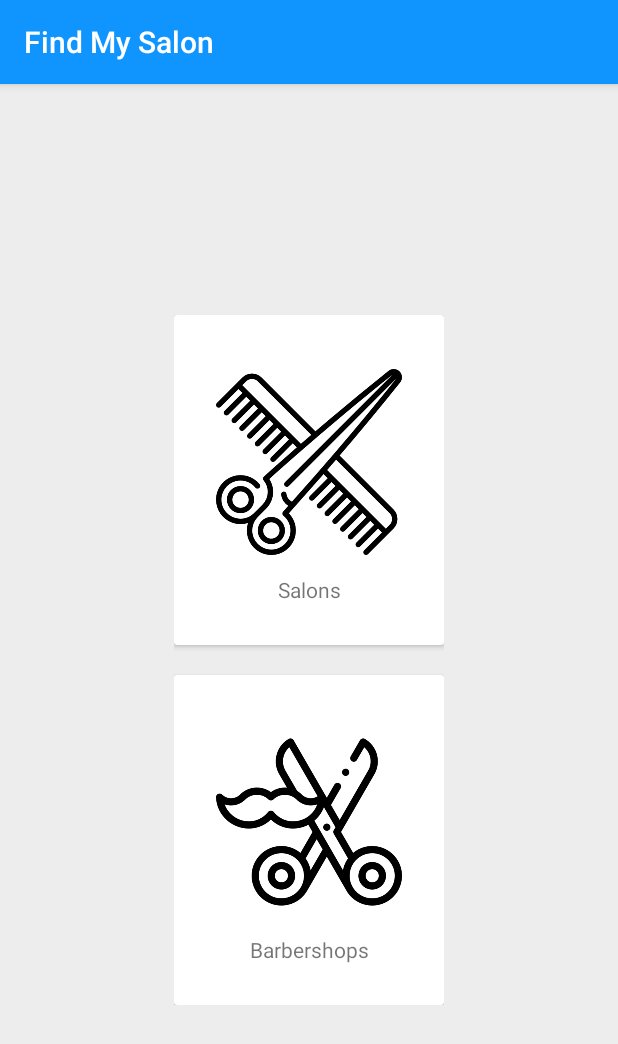
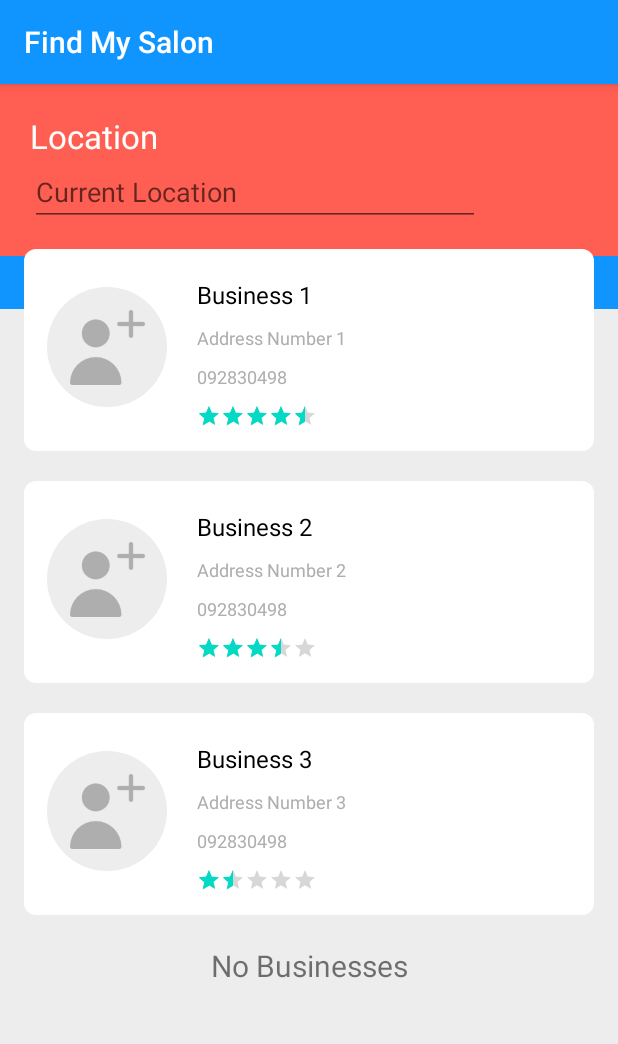
Before and after one commit to jcpriasc724/findmysalon, an Android app: the TypeBusinessFragment screen opened directly, with no data from a screen before it, after a tap on "Salons", on a phone screen of 412 x 824 dp. Shown: the top 1044 px of the screen. Run offline under Robolectric (Android 15) with nearby library versions, the phone set to English and light mode, and no system bars.

Commit message:
ListBusiness
ListBusiness

```diff
--- a/FindMySalon/app/src/main/java/com/findmysalon/model/Business.java
+++ b/FindMySalon/app/src/main/java/com/findmysalon/model/Business.java
@@ -12,11 +12,28 @@ public class Business {
     private String password;
     private String lat;
     private String lng;
+    private Float rating;
 
     private Date createdAt;
     private Date updatedAt;
 
     public Business() {
+    }
+
+
+    public Business(String businessName, String phoneNumber, String address, Float rating) {
+        this.businessName = businessName;
+        this.phoneNumber = phoneNumber;
+        this.address = address;
+        this.rating = rating;
+    }
+
+    public Float getRating() {
+        return rating;
+    }
+
+    public void setRating(Float rating) {
+        this.rating = rating;
     }
 
     public Date getCreatedAt() {
--- /dev/null
+++ b/FindMySalon/app/src/main/java/com/findmysalon/view/adapters/BusinessAdapter.java
@@ -0,0 +1,65 @@
+package com.findmysalon.view.adapters;
+
+import android.content.Context;
+import android.view.LayoutInflater;
+import android.view.View;
+import android.view.ViewGroup;
+import android.widget.RatingBar;
+import android.widget.TextView;
+
+import androidx.annotation.NonNull;
+import androidx.recyclerview.widget.RecyclerView;
+
+import com.findmysalon.R;
+import com.findmysalon.model.Business;
+import com.findmysalon.model.Staff;
+
+import java.util.ArrayList;
+
+public class BusinessAdapter extends RecyclerView.Adapter<BusinessAdapter.BusinessHolder> {
+
+    Context context;
+    ArrayList<Business> list;
+
+    public BusinessAdapter(Context context, ArrayList<Business> list) {
+        this.context = context;
+        this.list = list;
+    }
+
+    @NonNull
+    @Override
+    public BusinessHolder onCreateViewHolder(@NonNull ViewGroup parent, int viewType) {
+        return new BusinessHolder(LayoutInflater.from(context).inflate(R.layout.item_business, parent, false));
+    }
+
+    @Override
+    public void onBindViewHolder(@NonNull BusinessHolder holder, int position) {
+
+        holder.txtNameBusiness.setText(list.get(position).getBusinessName());
+        holder.txtAddress.setText(list.get(position).getAddress());
+        holder.txtPhoneNumber.setText(list.get(position).getPhoneNumber());
+        holder.rtbBusiness.setRating(list.get(position).getRating());
+
+    }
+
+    @Override
+    public int getItemCount() {
+        return list.size();
+    }
+
+    class BusinessHolder extends RecyclerView.ViewHolder {
+
+        TextView txtNameBusiness, txtAddress, txtPhoneNumber;
+        RatingBar rtbBusiness;
+
+        public BusinessHolder(@NonNull View itemView) {
+            super(itemView);
+
+            txtNameBusiness = (TextView) itemView.findViewById(R.id.txt_name_business);
+            txtAddress = (TextView) itemView.findViewById(R.id.txt_address);
+            txtPhoneNumber = (TextView) itemView.findViewById(R.id.txt_phone_number);
+            rtbBusiness = (RatingBar) itemView.findViewById(R.id.rtb_business);
+
+        }
+    }
+}
--- /dev/null
+++ b/FindMySalon/app/src/main/java/com/findmysalon/view/fragments/ListBusinessFragment.java
@@ -0,0 +1,62 @@
+package com.findmysalon.view.fragments;
+
+import android.os.Bundle;
+import android.view.LayoutInflater;
+import android.view.View;
+import android.view.ViewGroup;
+import android.widget.RatingBar;
+import android.widget.TextView;
+
+import androidx.annotation.NonNull;
+import androidx.annotation.Nullable;
+import androidx.fragment.app.Fragment;
+import androidx.recyclerview.widget.LinearLayoutManager;
+import androidx.recyclerview.widget.RecyclerView;
+
+import com.findmysalon.R;
+import com.findmysalon.model.Business;
+import com.findmysalon.model.Staff;
+import com.findmysalon.view.adapters.BusinessAdapter;
+import com.findmysalon.view.adapters.StaffAdapter;
+
+import java.util.ArrayList;
+
+public class ListBusinessFragment extends Fragment {
+
+    TextView txtNameBusiness, txtAddress, txtPhoneNumber;
+    RatingBar rtbBusiness;
+
+    RecyclerView recBusiness;
+    ArrayList<Business> list;
+    BusinessAdapter businessAdapter;
+
+    @Nullable
+    @Override
+    public View onCreateView(@NonNull LayoutInflater inflater, @Nullable ViewGroup container, @Nullable Bundle savedInstanceState) {
+        View view = inflater.inflate(R.layout.fragment_list_business, container, false);
+        //((AppCompatActivity)getActivity()).getSupportActionBar().hide();
+
+        txtNameBusiness = view.findViewById(R.id.txt_name_business);
+        txtAddress = view.findViewById(R.id.txt_address);
+        txtPhoneNumber = view.findViewById(R.id.txt_phone_number);
+
+        recBusiness = view.findViewById(R.id.rec_business);
+        recBusiness.setLayoutManager(new LinearLayoutManager(getActivity()));
+
+        list = new ArrayList<Business>();
+
+        Business business1 = new Business("Business 1", "092830498", "Address Number 1", 4.5f);
+        Business business2 = new Business("Business 2", "092830498", "Address Number 2", 3.5f);
+        Business business3 = new Business("Business 3", "092830498", "Address Number 3", 1.5f);
+
+
+        list.add(business1);
+        list.add(business2);
+        list.add(business3);
+
+        businessAdapter = new BusinessAdapter(getActivity(), list);
+        recBusiness.setAdapter(businessAdapter);
+
+        return view;
+    }
+}
--- a/FindMySalon/app/src/main/java/com/findmysalon/view/fragments/TypeBusinessFragment.java
+++ b/FindMySalon/app/src/main/java/com/findmysalon/view/fragments/TypeBusinessFragment.java
@@ -34,7 +34,7 @@ public class TypeBusinessFragment extends Fragment {
         cardSalon.setOnClickListener(new View.OnClickListener() {
             @Override
             public void onClick(View v) {
-                //Navigation.findNavController(v).navigate(R.id.nav_reg_business);
+                Navigation.findNavController(v).navigate(R.id.nav_list_business);
 
             }
         });
@@ -42,7 +42,7 @@ public class TypeBusinessFragment extends Fragment {
         cardBarbershop.setOnClickListener(new View.OnClickListener() {
             @Override
             public void onClick(View v) {
-                //Navigation.findNavController(v).navigate(R.id.nav_reg_customer);
+                Navigation.findNavController(v).navigate(R.id.nav_list_business);
             }
         });
     }
--- /dev/null
+++ b/FindMySalon/app/src/main/res/layout/fragment_list_business.xml
@@ -0,0 +1,73 @@
+<?xml version="1.0" encoding="utf-8"?>
+<LinearLayout
+    xmlns:android="http://schemas.android.com/apk/res/android"
+    android:layout_width="match_parent"
+    android:layout_height="match_parent"
+    android:orientation="vertical"
+    android:background="@color/colorGray">
+
+    <LinearLayout
+        android:layout_width="match_parent"
+        android:layout_height="150dp"
+        android:background="@color/colorSecondary"
+        android:orientation="vertical"
+        android:layout_marginBottom="20dp">
+
+        <LinearLayout
+            android:orientation="horizontal"
+            android:layout_width="match_parent"
+            android:layout_height="wrap_content">
+
+            <LinearLayout
+                android:layout_marginLeft="20dp"
+                android:orientation="vertical"
+                android:layout_width="300dp"
+                android:layout_height="wrap_content">
+
+                <TextView
+                    android:layout_width="wrap_content"
+                    android:layout_height="wrap_content"
+                    android:layout_marginTop="20dp"
+                    android:text="@string/lbl_location"
+                    android:textAlignment="center"
+                    android:textColor="@color/colorWhite"
+                    android:textSize="@dimen/text_size_titles" />
+
+                <EditText
+                    android:layout_width="match_parent"
+                    android:layout_height="wrap_content"
+                    android:hint="@string/lbl_current_location"
+                    android:textColor="@color/colorWhite"/>
+
+            </LinearLayout>
+
+        </LinearLayout>
+
+        <View
+            android:layout_width="match_parent"
+            android:layout_height="wrap_content"
+            android:layout_marginTop="20dp"
+            android:background="@color/colorPrimary"/>
+
+    </LinearLayout>
+
+    <androidx.recyclerview.widget.RecyclerView
+        android:id="@+id/rec_business"
+        android:layout_width="match_parent"
+        android:layout_height="wrap_content"
+        android:layout_marginTop="-60dp"
+        android:layout_marginLeft="16dp"
+        android:layout_marginRight="16dp">
+
+    </androidx.recyclerview.widget.RecyclerView>
+
+    <TextView
+        android:id="@+id/txt_no_staff"
+        android:layout_width="match_parent"
+        android:layout_height="wrap_content"
+        android:textSize="@dimen/text_size_subtitles"
+        android:text="@string/lbl_no_businesses"
+        android:textAlignment="center"/>
+
+
+</LinearLayout>
--- /dev/null
+++ b/FindMySalon/app/src/main/res/layout/item_business.xml
@@ -0,0 +1,74 @@
+<?xml version="1.0" encoding="utf-8"?>
+<LinearLayout
+    xmlns:android="http://schemas.android.com/apk/res/android"
+    android:layout_width="match_parent"
+    android:background="@drawable/bg_item_service"
+    android:layout_height="wrap_content"
+    android:layout_marginBottom="20dp"
+    android:orientation="horizontal">
+
+    <LinearLayout
+        android:layout_width="80dp"
+        android:layout_height="80dp"
+        android:layout_marginTop="25dp"
+        android:layout_marginBottom="20dp"
+        android:layout_marginLeft="15dp"
+        android:background="@drawable/bg_img_circle"
+        >
+        <ImageView
+            android:id="@+id/img_profile_photo"
+            android:layout_width="50dp"
+            android:layout_height="50dp"
+            android:layout_marginLeft="15dp"
+            android:layout_marginTop="15dp"
+            android:src="@drawable/photos_default"
+            android:tint="@color/colorGrayDark"/>
+    </LinearLayout>
+
+    <LinearLayout
+        android:layout_width="150dp"
+        android:layout_height="wrap_content"
+        android:orientation="vertical"
+        android:layout_gravity="center"
+        android:layout_marginLeft="20dp">
+
+        <TextView
+            android:id="@+id/txt_name_business"
+            android:layout_width="wrap_content"
+            android:layout_height="wrap_content"
+            android:layout_marginTop="19dp"
+            android:textSize="@dimen/text_size"
+            android:textColor="@color/colorBlack"
+            android:text="Business Name"/>
+
+        <TextView
+            android:id="@+id/txt_address"
+            android:layout_width="wrap_content"
+            android:layout_height="wrap_content"
+            android:layout_marginTop="9dp"
+            android:textSize="@dimen/text_size_small"
+            android:textColor="@color/colorGrayDark"
+            android:text="Address"/>
+
+        <TextView
+            android:id="@+id/txt_phone_number"
+            android:layout_width="wrap_content"
+            android:layout_height="wrap_content"
+            android:layout_marginTop="9dp"
+            android:textSize="@dimen/text_size_small"
+            android:textColor="@color/colorGrayDark"
+            android:text="Phone Number"/>
+
+        <RatingBar
+            android:id="@+id/rtb_business"
+            android:layout_width="wrap_content"
+            android:layout_height="wrap_content"
+            android:layout_marginTop="10dp"
+            android:layout_marginBottom="15dp"
+            style="@style/Widget.AppCompat.RatingBar.Small"
+            android:numStars="5"
+            android:stepSize=".5"/>
+
+    </LinearLayout>
+
+</LinearLayout>
--- a/FindMySalon/app/src/main/res/navigation/cusmtomer_nav.xml
+++ b/FindMySalon/app/src/main/res/navigation/cusmtomer_nav.xml
@@ -11,11 +11,11 @@
         android:label="@string/sign_up"
         tools:layout="@layout/fragment_type_business" />
 
-<!--    <fragment-->
-<!--        android:id="@+id/nav_reg_business"-->
-<!--        android:name="com.findmysalon.view.fragments.RegisterBusinessFragment"-->
-<!--        android:label="@string/sign_up"-->
-<!--        tools:layout="@layout/fragment_register_business" />-->
+    <fragment
+        android:id="@+id/nav_list_business"
+        android:name="com.findmysalon.view.fragments.ListBusinessFragment"
+        android:label="@string/sign_up"
+        tools:layout="@layout/fragment_list_business" />
 
 <!--    <fragment-->
 <!--        android:id="@+id/nav_reg_business_services"-->
--- a/FindMySalon/app/src/main/res/values/strings.xml
+++ b/FindMySalon/app/src/main/res/values/strings.xml
@@ -17,13 +17,16 @@
     <string name="lbl_edit">Edit</string>
     <string name="lbl_services">Services</string>
     <string name="lbl_staff">Staff</string>
+    <string name="lbl_location">Location</string>
     <string name="lbl_business_details">Business Details</string>
     <string name="lbl_customer_details">Customer Details</string>
     <string name="lbl_no_services">No Services</string>
     <string name="lbl_no_staff">No Staff</string>
+    <string name="lbl_no_businesses">No Businesses</string>
     <string name="lbl_salons">Salons</string>
     <string name="lbl_barbershop">Barbershops</string>
-    <string name="lbl_"/>
+    <string name="lbl_current_location">Current Location</string>
+    <string name="lbl_"></string>
 
 
 
```
